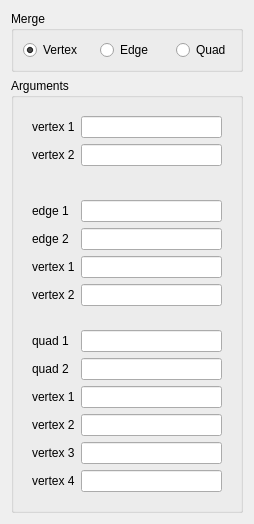
SalomePlatform/hexablock, file src/HEXABLOCKGUI/Merge_QTD.ui: the form before one commit.
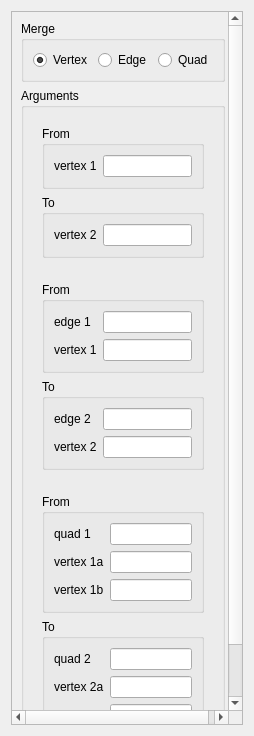
The form after the commit.

Commit message: Merge from V6_main 13/12/2012

Patch:
```diff
--- a/src/HEXABLOCKGUI/Merge_QTD.ui
+++ b/src/HEXABLOCKGUI/Merge_QTD.ui
@@ -7,11 +7,11 @@
     <x>0</x>
     <y>0</y>
     <width>254</width>
-    <height>524</height>
+    <height>736</height>
    </rect>
   </property>
   <property name="sizePolicy">
-   <sizepolicy hsizetype="Minimum" vsizetype="Fixed">
+   <sizepolicy hsizetype="Preferred" vsizetype="Preferred">
     <horstretch>0</horstretch>
     <verstretch>0</verstretch>
    </sizepolicy>
@@ -24,6 +24,27 @@
     <enum>QLayout::SetMinimumSize</enum>
    </property>
    <item>
+    <widget class="QScrollArea" name="scrollArea">
+     <property name="sizePolicy">
+      <sizepolicy hsizetype="Preferred" vsizetype="Preferred">
+       <horstretch>0</horstretch>
+       <verstretch>0</verstretch>
+      </sizepolicy>
+     </property>
+     <property name="widgetResizable">
+      <bool>true</bool>
+     </property>
+     <widget class="QWidget" name="scrollAreaWidgetContents">
+      <property name="geometry">
+       <rect>
+        <x>0</x>
+        <y>-8</y>
+        <width>217</width>
+        <height>728</height>
+       </rect>
+      </property>
+      <layout class="QVBoxLayout" name="verticalLayout_6">
+       <item>
     <widget class="QGroupBox" name="groupBox">
      <property name="sizePolicy">
       <sizepolicy hsizetype="Preferred" vsizetype="Fixed">
@@ -82,6 +103,12 @@
      <layout class="QVBoxLayout" name="verticalLayout">
       <item>
        <widget class="QWidget" name="widget" native="true">
+            <layout class="QVBoxLayout" name="verticalLayout_2">
+             <item>
+              <widget class="QGroupBox" name="groupBox_3">
+               <property name="title">
+                <string>From</string>
+               </property>
         <layout class="QFormLayout" name="formLayout">
          <item row="0" column="0">
           <widget class="QLabel" name="label_5">
@@ -109,14 +136,26 @@
            </property>
           </widget>
          </item>
-         <item row="1" column="0">
+               </layout>
+              </widget>
+             </item>
+             <item>
+              <widget class="QGroupBox" name="groupBox_4">
+               <property name="title">
+                <string>To</string>
+               </property>
+               <layout class="QFormLayout" name="formLayout_5">
+                <property name="fieldGrowthPolicy">
+                 <enum>QFormLayout::AllNonFixedFieldsGrow</enum>
+                </property>
+                <item row="0" column="0">
           <widget class="QLabel" name="label_4">
            <property name="text">
             <string>vertex 2</string>
            </property>
           </widget>
          </item>
-         <item row="1" column="1">
+                <item row="0" column="1">
           <widget class="QLineEdit" name="v1_le_rb0">
            <property name="maximumSize">
             <size>
@@ -132,9 +171,18 @@
         </layout>
        </widget>
       </item>
+            </layout>
+           </widget>
+          </item>
       <item>
        <widget class="QWidget" name="widget_2" native="true">
-        <layout class="QFormLayout" name="formLayout_2">
+            <layout class="QVBoxLayout" name="verticalLayout_3">
+             <item>
+              <widget class="QGroupBox" name="groupBox_5">
+               <property name="title">
+                <string>From</string>
+               </property>
+               <layout class="QFormLayout" name="formLayout_4">
          <item row="0" column="0">
           <widget class="QLabel" name="label_3">
            <property name="text">
@@ -156,13 +204,46 @@
           </widget>
          </item>
          <item row="1" column="0">
+                 <widget class="QLabel" name="label">
+                  <property name="text">
+                   <string>vertex 1</string>
+                  </property>
+                 </widget>
+                </item>
+                <item row="1" column="1">
+                 <widget class="QLineEdit" name="v0_le_rb1">
+                  <property name="maximumSize">
+                   <size>
+                    <width>16777215</width>
+                    <height>16777215</height>
+                   </size>
+                  </property>
+                  <property name="readOnly">
+                   <bool>false</bool>
+                  </property>
+                 </widget>
+                </item>
+               </layout>
+               <zorder>label_3</zorder>
+               <zorder>v0_le_rb1</zorder>
+               <zorder>e0_le_rb1</zorder>
+               <zorder>label</zorder>
+              </widget>
+             </item>
+             <item>
+              <widget class="QGroupBox" name="groupBox_6">
+               <property name="title">
+                <string>To</string>
+               </property>
+               <layout class="QFormLayout" name="formLayout_2">
+                <item row="0" column="0">
           <widget class="QLabel" name="label_6">
            <property name="text">
             <string>edge 2</string>
            </property>
           </widget>
          </item>
-         <item row="1" column="1">
+                <item row="0" column="1">
           <widget class="QLineEdit" name="e1_le_rb1">
            <property name="maximumSize">
             <size>
@@ -175,34 +256,14 @@
            </property>
           </widget>
          </item>
-         <item row="2" column="0">
-          <widget class="QLabel" name="label">
-           <property name="text">
-            <string>vertex 1</string>
-           </property>
-          </widget>
-         </item>
-         <item row="2" column="1">
-          <widget class="QLineEdit" name="v0_le_rb1">
-           <property name="maximumSize">
-            <size>
-             <width>16777215</width>
-             <height>16777215</height>
-            </size>
-           </property>
-           <property name="readOnly">
-            <bool>false</bool>
-           </property>
-          </widget>
-         </item>
-         <item row="3" column="0">
+                <item row="1" column="0">
           <widget class="QLabel" name="label_2">
            <property name="text">
             <string>vertex 2</string>
            </property>
           </widget>
          </item>
-         <item row="3" column="1">
+                <item row="1" column="1">
           <widget class="QLineEdit" name="v1_le_rb1">
            <property name="maximumSize">
             <size>
@@ -218,9 +279,21 @@
         </layout>
        </widget>
       </item>
+            </layout>
+           </widget>
+          </item>
       <item>
        <widget class="QWidget" name="widget_3" native="true">
+            <layout class="QVBoxLayout" name="verticalLayout_5">
+             <item>
+              <widget class="QGroupBox" name="groupBox_7">
+               <property name="title">
+                <string>From</string>
+               </property>
         <layout class="QFormLayout" name="formLayout_3">
+                <property name="fieldGrowthPolicy">
+                 <enum>QFormLayout::AllNonFixedFieldsGrow</enum>
+                </property>
          <item row="0" column="0">
           <widget class="QLabel" name="label_7">
            <property name="text">
@@ -242,13 +315,62 @@
           </widget>
          </item>
          <item row="1" column="0">
+                 <widget class="QLabel" name="label_9">
+                  <property name="text">
+                   <string>vertex 1a</string>
+                  </property>
+                 </widget>
+                </item>
+                <item row="1" column="1">
+                 <widget class="QLineEdit" name="v0_le_rb2">
+                  <property name="maximumSize">
+                   <size>
+                    <width>16777215</width>
+                    <height>16777215</height>
+                   </size>
+                  </property>
+                  <property name="readOnly">
+                   <bool>false</bool>
+                  </property>
+                 </widget>
+                </item>
+                <item row="2" column="0">
+                 <widget class="QLabel" name="label_11">
+                  <property name="text">
+                   <string>vertex 1b</string>
+                  </property>
+                 </widget>
+                </item>
+                <item row="2" column="1">
+                 <widget class="QLineEdit" name="v2_le_rb2">
+                  <property name="maximumSize">
+                   <size>
+                    <width>16777215</width>
+                    <height>16777215</height>
+                   </size>
+                  </property>
+                  <property name="readOnly">
+                   <bool>false</bool>
+                  </property>
+                 </widget>
+                </item>
+               </layout>
+              </widget>
+             </item>
+             <item>
+              <widget class="QGroupBox" name="groupBox_8">
+               <property name="title">
+                <string>To</string>
+               </property>
+               <layout class="QFormLayout" name="formLayout_6">
+                <item row="0" column="0">
           <widget class="QLabel" name="label_8">
            <property name="text">
             <string>quad 2</string>
            </property>
           </widget>
          </item>
-         <item row="1" column="1">
+                <item row="0" column="1">
           <widget class="QLineEdit" name="q1_le_rb2">
            <property name="maximumSize">
             <size>
@@ -261,34 +383,14 @@
            </property>
           </widget>
          </item>
-         <item row="2" column="0">
-          <widget class="QLabel" name="label_9">
-           <property name="text">
-            <string>vertex 1</string>
-           </property>
-          </widget>
-         </item>
-         <item row="2" column="1">
-          <widget class="QLineEdit" name="v0_le_rb2">
-           <property name="maximumSize">
-            <size>
-             <width>16777215</width>
-             <height>16777215</height>
-            </size>
-           </property>
-           <property name="readOnly">
-            <bool>false</bool>
-           </property>
-          </widget>
-         </item>
-         <item row="3" column="0">
+                <item row="1" column="0">
           <widget class="QLabel" name="label_10">
            <property name="text">
-            <string>vertex 2</string>
+                   <string>vertex 2a</string>
            </property>
           </widget>
          </item>
-         <item row="3" column="1">
+                <item row="1" column="1">
           <widget class="QLineEdit" name="v1_le_rb2">
            <property name="maximumSize">
             <size>
@@ -301,34 +403,14 @@
            </property>
           </widget>
          </item>
-         <item row="4" column="0">
-          <widget class="QLabel" name="label_11">
-           <property name="text">
-            <string>vertex 3</string>
-           </property>
-          </widget>
-         </item>
-         <item row="4" column="1">
-          <widget class="QLineEdit" name="v2_le_rb2">
-           <property name="maximumSize">
-            <size>
-             <width>16777215</width>
-             <height>16777215</height>
-            </size>
-           </property>
-           <property name="readOnly">
-            <bool>false</bool>
-           </property>
-          </widget>
-         </item>
-         <item row="5" column="0">
+                <item row="2" column="0">
           <widget class="QLabel" name="label_12">
            <property name="text">
-            <string>vertex 4</string>
+                   <string>vertex 2b</string>
            </property>
           </widget>
          </item>
-         <item row="5" column="1">
+                <item row="2" column="1">
           <widget class="QLineEdit" name="v3_le_rb2">
            <property name="maximumSize">
             <size>
@@ -349,6 +431,26 @@
    </item>
   </layout>
  </widget>
+       </item>
+       <item>
+        <spacer name="verticalSpacer">
+         <property name="orientation">
+          <enum>Qt::Vertical</enum>
+         </property>
+         <property name="sizeHint" stdset="0">
+          <size>
+           <width>20</width>
+           <height>40</height>
+          </size>
+         </property>
+        </spacer>
+       </item>
+      </layout>
+     </widget>
+    </widget>
+   </item>
+  </layout>
+ </widget>
  <tabstops>
   <tabstop>rb0</tabstop>
   <tabstop>rb1</tabstop>
```
Left out of the diff: 6 changed lines with no effect on the pictures. Lines whose indentation alone changed are shown as unchanged. The commit also changes 487 other files.
